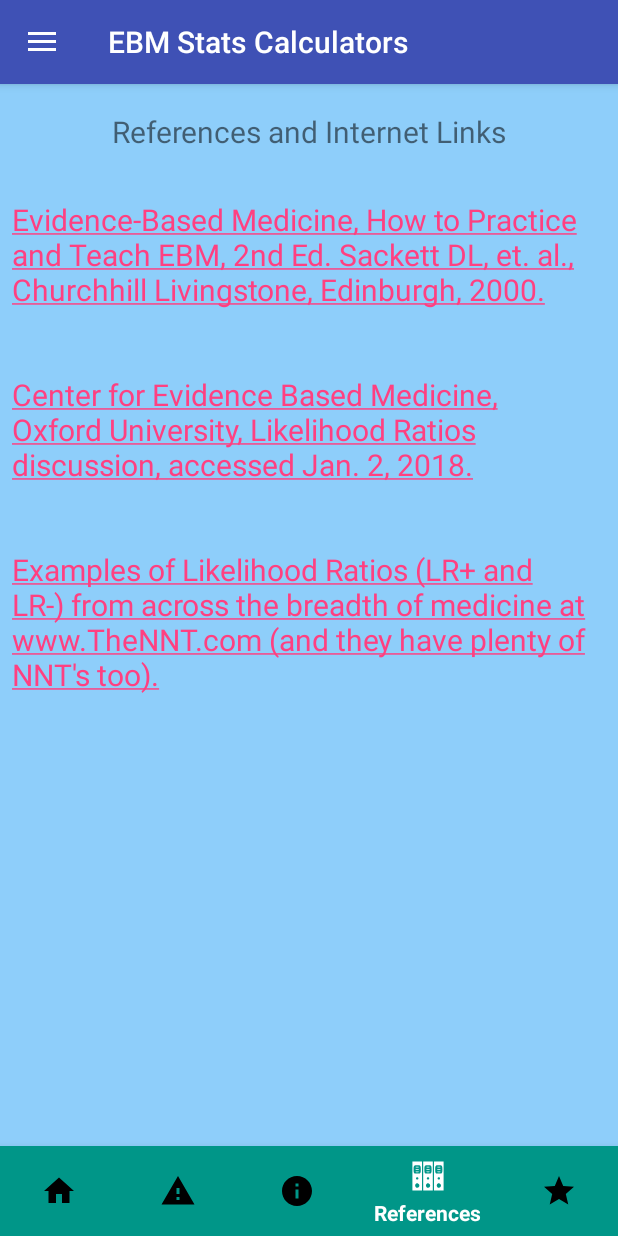
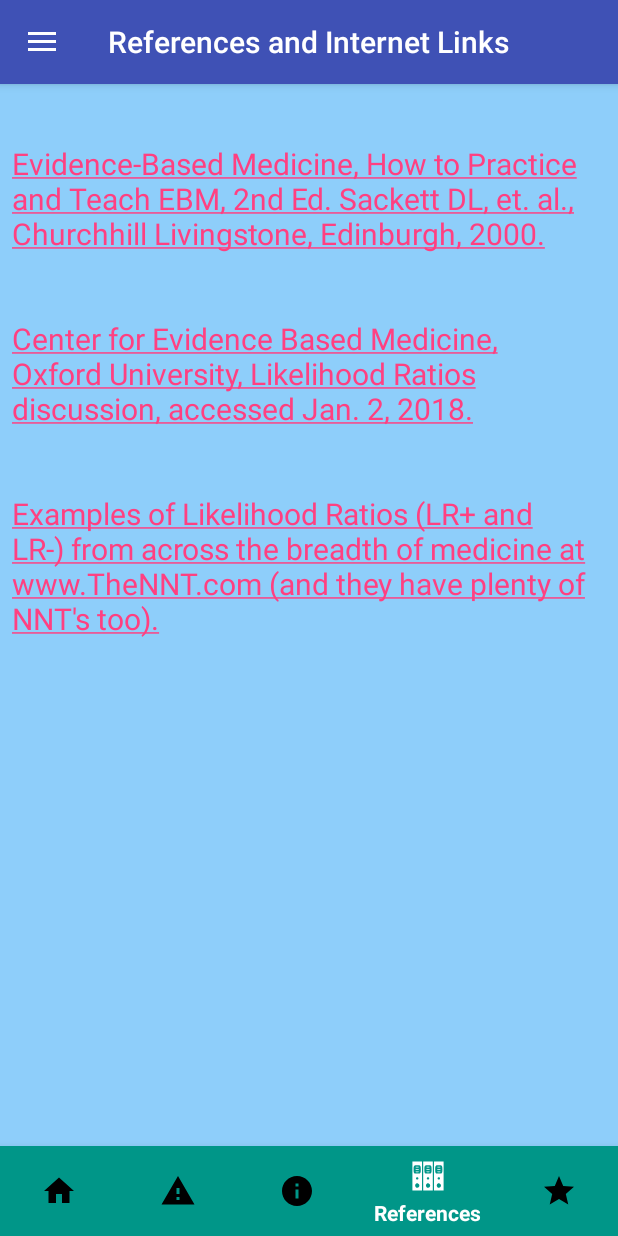
Before and after one commit to harshadloya/EBM_Stats_Calculator_AndroidApp, an Android app: the fragment AboutAppScreen placed in its activity, in the side drawer, after a tap on "References", on a phone screen of 412 x 824 dp. Run offline under Robolectric (Android 15) with nearby library versions, the phone set to English and light mode, and no system bars.

Commit message:
Updated the tabs to show the heading in the action bar

```diff
--- a/app/src/main/java/jsteingberg/ebmstatscalc/EBMCommunicator.java
+++ b/app/src/main/java/jsteingberg/ebmstatscalc/EBMCommunicator.java
@@ -1,5 +1,5 @@
 package jsteingberg.ebmstatscalc;
 
 public interface EBMCommunicator {
-    void setDrawerState(boolean isEnabled);
+    void setDrawerState(boolean isEnabled, boolean tab);
 }
--- a/app/src/main/java/jsteingberg/ebmstatscalc/activity/MainActivity.java
+++ b/app/src/main/java/jsteingberg/ebmstatscalc/activity/MainActivity.java
@@ -182,12 +182,13 @@ public class MainActivity extends AppCompatActivity implements EBMCommunicator,
         }
     }
 
-    public void setDrawerState(boolean isEnabled) {
+    @Override
+    public void setDrawerState(boolean isEnabled, boolean tab) {
         if (isEnabled) {
             drawerToggle.setDrawerIndicatorEnabled(true);
             getSupportActionBar().setDisplayHomeAsUpEnabled(false);
             drawerToggle.syncState();
-        } else {
+        } else if (!tab) {
             drawerToggle.setDrawerIndicatorEnabled(false);
             getSupportActionBar().setDisplayHomeAsUpEnabled(true);
             drawerToggle.setToolbarNavigationClickListener(new View.OnClickListener() {
@@ -198,6 +199,8 @@ public class MainActivity extends AppCompatActivity implements EBMCommunicator,
                 }
             });
             drawerToggle.syncState();
+        } else {
+            drawerToggle.setDrawerIndicatorEnabled(false);
         }
     }
 
--- a/app/src/main/java/jsteingberg/ebmstatscalc/fragments/homeScreencalculators/LikelihoodRatiosCalcScreen.java
+++ b/app/src/main/java/jsteingberg/ebmstatscalc/fragments/homeScreencalculators/LikelihoodRatiosCalcScreen.java
@@ -90,7 +90,7 @@ public class LikelihoodRatiosCalcScreen extends Fragment implements FragmentStru
 
         updateFieldsIfNeeded();
 
-        ((EBMCommunicator) getActivity()).setDrawerState(false);
+        ((EBMCommunicator) getActivity()).setDrawerState(false, false);
 
         return view;
     }
@@ -279,7 +279,7 @@ public class LikelihoodRatiosCalcScreen extends Fragment implements FragmentStru
 
     @Override
     public void onDestroyView() {
-        ((EBMCommunicator) getActivity()).setDrawerState(true);
+        ((EBMCommunicator) getActivity()).setDrawerState(true, true);
         super.onDestroyView();
     }
 
--- a/app/src/main/java/jsteingberg/ebmstatscalc/fragments/homeScreencalculators/NNTCalcScreen.java
+++ b/app/src/main/java/jsteingberg/ebmstatscalc/fragments/homeScreencalculators/NNTCalcScreen.java
@@ -118,7 +118,7 @@ public class NNTCalcScreen extends Fragment implements FragmentStructure
         setFilters();
         assignListeners(view);
 
-        ((EBMCommunicator) getActivity()).setDrawerState(false);
+        ((EBMCommunicator) getActivity()).setDrawerState(false, false);
 
         return view;
     }
@@ -367,7 +367,7 @@ public class NNTCalcScreen extends Fragment implements FragmentStructure
 
     @Override
     public void onDestroyView() {
-        ((EBMCommunicator) getActivity()).setDrawerState(true);
+        ((EBMCommunicator) getActivity()).setDrawerState(true, true);
         super.onDestroyView();
     }
 
--- a/app/src/main/java/jsteingberg/ebmstatscalc/fragments/homeScreencalculators/SensSpecCalcScreen.java
+++ b/app/src/main/java/jsteingberg/ebmstatscalc/fragments/homeScreencalculators/SensSpecCalcScreen.java
@@ -87,7 +87,7 @@ public class SensSpecCalcScreen extends Fragment implements FragmentStructure
 
         updateFieldsIfNeeded();
 
-        ((EBMCommunicator) getActivity()).setDrawerState(false);
+        ((EBMCommunicator) getActivity()).setDrawerState(false, false);
 
         return view;
     }
@@ -395,7 +395,7 @@ public class SensSpecCalcScreen extends Fragment implements FragmentStructure
 
     @Override
     public void onDestroyView() {
-        ((EBMCommunicator) getActivity()).setDrawerState(true);
+        ((EBMCommunicator) getActivity()).setDrawerState(true, true);
         super.onDestroyView();
     }
 
--- a/app/src/main/java/jsteingberg/ebmstatscalc/fragments/homeScreencalculators/moreInfoFragments/NNTMoreInfoScreen.java
+++ b/app/src/main/java/jsteingberg/ebmstatscalc/fragments/homeScreencalculators/moreInfoFragments/NNTMoreInfoScreen.java
@@ -25,7 +25,7 @@ public class NNTMoreInfoScreen extends Fragment
         nntMoreInfoText = view.findViewById(R.id.nnt_moreInfo_text);
         nntMoreInfoText.setText(R.string.nnt_moreInfo_text);
 
-        ((EBMCommunicator) getActivity()).setDrawerState(false);
+        ((EBMCommunicator) getActivity()).setDrawerState(false, false);
 
         return view;
     }
@@ -39,7 +39,7 @@ public class NNTMoreInfoScreen extends Fragment
 
     @Override
     public void onDestroyView() {
-        ((EBMCommunicator) getActivity()).setDrawerState(true);
+        ((EBMCommunicator) getActivity()).setDrawerState(true, true);
         super.onDestroyView();
     }
 }
--- a/app/src/main/java/jsteingberg/ebmstatscalc/fragments/homeScreencalculators/moreInfoFragments/PostTestMoreInfoScreen.java
+++ b/app/src/main/java/jsteingberg/ebmstatscalc/fragments/homeScreencalculators/moreInfoFragments/PostTestMoreInfoScreen.java
@@ -25,7 +25,7 @@ public class PostTestMoreInfoScreen extends Fragment
         postTestMoreInfoText = view.findViewById(R.id.posttest_moreInfo_text);
         postTestMoreInfoText.setText(R.string.postTest_moreInfo_text);
 
-        ((EBMCommunicator) getActivity()).setDrawerState(false);
+        ((EBMCommunicator) getActivity()).setDrawerState(false, false);
 
         return view;
     }
@@ -39,7 +39,7 @@ public class PostTestMoreInfoScreen extends Fragment
 
     @Override
     public void onDestroyView() {
-        ((EBMCommunicator) getActivity()).setDrawerState(true);
+        ((EBMCommunicator) getActivity()).setDrawerState(true, true);
         super.onDestroyView();
     }
 }
--- a/app/src/main/java/jsteingberg/ebmstatscalc/fragments/tabs/AboutAppScreen.java
+++ b/app/src/main/java/jsteingberg/ebmstatscalc/fragments/tabs/AboutAppScreen.java
@@ -3,6 +3,7 @@ package jsteingberg.ebmstatscalc.fragments.tabs;
 import android.os.Bundle;
 import android.support.annotation.Nullable;
 import android.support.v4.app.Fragment;
+import android.support.v7.app.AppCompatActivity;
 import android.view.LayoutInflater;
 import android.view.View;
 import android.view.ViewGroup;
@@ -22,9 +23,15 @@ public class AboutAppScreen extends Fragment {
     public View onCreateView(LayoutInflater inflater, @Nullable ViewGroup container, @Nullable Bundle savedInstanceState) {
         View view = inflater.inflate(R.layout.aboutapp_screen, container, false);
 
-        mTextMessage = view.findViewById(R.id.message);
+        mTextMessage = view.findViewById(R.id.aboutapp_message);
         mTextMessage.setText(R.string.aboutAppScreen_text);
 
         return view;
     }
+
+    @Override
+    public void onActivityCreated(@Nullable Bundle savedInstanceState) {
+        ((AppCompatActivity) getActivity()).getSupportActionBar().setTitle(R.string.actionbar_AboutAppScreen);
+        super.onActivityCreated(savedInstanceState);
+    }
 }
--- a/app/src/main/java/jsteingberg/ebmstatscalc/fragments/tabs/ReferencesScreen.java
+++ b/app/src/main/java/jsteingberg/ebmstatscalc/fragments/tabs/ReferencesScreen.java
@@ -3,6 +3,7 @@ package jsteingberg.ebmstatscalc.fragments.tabs;
 import android.os.Bundle;
 import android.support.annotation.Nullable;
 import android.support.v4.app.Fragment;
+import android.support.v7.app.AppCompatActivity;
 import android.text.method.LinkMovementMethod;
 import android.view.LayoutInflater;
 import android.view.View;
@@ -24,11 +25,17 @@ public class ReferencesScreen extends Fragment {
 
         View view = inflater.inflate(R.layout.references_screen, container, false);
 
-        mTextMessage = view.findViewById(R.id.message);
+        mTextMessage = view.findViewById(R.id.ref_message);
         mTextMessage.setText(R.string.refScreen_text);
         mTextMessage.setMovementMethod(LinkMovementMethod.getInstance());
 
         return view;
 
     }
+
+    @Override
+    public void onActivityCreated(@Nullable Bundle savedInstanceState) {
+        ((AppCompatActivity) getActivity()).getSupportActionBar().setTitle(R.string.actionbar_ReferencesScreen);
+        super.onActivityCreated(savedInstanceState);
+    }
 }
--- a/app/src/main/res/layout/home_screen.xml
+++ b/app/src/main/res/layout/home_screen.xml
@@ -45,6 +45,7 @@
             android:id="@+id/homeScreen_textView1"
             android:layout_width="wrap_content"
             android:layout_height="wrap_content"
+            android:layout_marginTop="4dp"
             android:layout_marginEnd="@dimen/activity_horizontal_margin"
             android:layout_marginStart="@dimen/activity_horizontal_margin"
             android:text="@string/home_screen_belowButton1"
@@ -77,6 +78,7 @@
             android:layout_height="wrap_content"
             android:layout_marginEnd="@dimen/activity_horizontal_margin"
             android:layout_marginStart="@dimen/activity_horizontal_margin"
+            android:layout_marginTop="4dp"
             android:text="@string/home_screen_belowButton2"
             android:gravity="center"
             android:textSize="16sp"
@@ -108,6 +110,7 @@
             android:layout_marginStart="@dimen/activity_horizontal_margin"
             android:text="@string/home_screen_belowButton3"
             android:gravity="center"
+            android:layout_marginTop="4dp"
             android:textSize="16sp"
             android:includeFontPadding="false"
             app:layout_constraintEnd_toEndOf="parent"
--- a/app/src/main/res/layout/references_screen.xml
+++ b/app/src/main/res/layout/references_screen.xml
@@ -7,60 +7,23 @@
     android:fillViewport="true">
 
     <android.support.constraint.ConstraintLayout
-    android:layout_width="match_parent"
-    android:layout_height="match_parent"
+        android:layout_width="match_parent"
+        android:layout_height="wrap_content"
         android:background="@color/lightBlueColor">
 
     <TextView
-        android:id="@+id/ref_heading"
+        android:id="@+id/ref_message"
         android:layout_width="match_parent"
-        android:layout_height="0dp"
-        android:layout_marginEnd="8dp"
+        android:layout_height="wrap_content"
+        android:layout_marginBottom="8dp"
+        android:layout_marginEnd="16dp"
         android:layout_marginStart="8dp"
-        android:layout_marginTop="@dimen/activity_vertical_margin"
-        android:text="@string/refScreen_heading"
-        android:textAlignment="center"
+        android:layout_marginTop="16dp"
+        android:text="@string/app_name"
         android:textSize="20sp"
         app:layout_constraintEnd_toEndOf="parent"
         app:layout_constraintStart_toStartOf="parent"
         app:layout_constraintTop_toTopOf="parent" />
 
-    <TextView
-        android:id="@+id/message"
-        android:layout_width="0dp"
-        android:layout_height="0dp"
-        android:layout_marginBottom="8dp"
-        android:layout_marginEnd="16dp"
-        android:layout_marginRight="16dp"
-        android:layout_marginStart="8dp"
-        android:layout_marginLeft="8dp"
-        android:layout_marginTop="8dp"
-        android:text="@string/app_name"
-        android:textSize="20sp"
-        app:layout_constraintBottom_toTopOf="@id/ref_guideline"
-        app:layout_constraintEnd_toEndOf="parent"
-        app:layout_constraintStart_toStartOf="parent"
-        app:layout_constraintTop_toBottomOf="@id/ref_heading"
-        app:layout_constraintVertical_chainStyle="spread_inside" />
-
-    <android.support.constraint.Guideline
-        android:id="@+id/ref_guideline"
-        android:layout_width="wrap_content"
-        android:layout_height="wrap_content"
-        android:orientation="horizontal"
-        app:layout_constraintGuide_end="60dp"
-        app:layout_constraintStart_toStartOf="@id/message"
-        app:layout_constraintTop_toBottomOf="@id/message" />
-
-    <android.support.constraint.Guideline
-        android:id="@+id/ref_guideline2"
-        android:layout_width="wrap_content"
-        android:layout_height="wrap_content"
-        android:layout_marginTop="8dp"
-        android:orientation="horizontal"
-        app:layout_constraintBottom_toTopOf="@id/ref_heading"
-        app:layout_constraintGuide_begin="8dp"
-        app:layout_constraintTop_toTopOf="parent" />
-
 </android.support.constraint.ConstraintLayout>
 </ScrollView>
--- a/app/src/main/res/values/strings.xml
+++ b/app/src/main/res/values/strings.xml
@@ -20,17 +20,24 @@
     <string name="title_moreApps">More Apps</string>
 
     <string name="actionbar_HomeScreen">EBM Stats Calculators</string>
+    <string name="actionbar_DisclaimerScreen">Disclaimer</string>
+    <string name="actionbar_AboutAppScreen">Development of EBM Stats Calc App</string>
+    <string name="actionbar_ReferencesScreen">References and Internet Links</string>
+    <string name="actionbar_MoreAppScreen">More Apps for Clinicians</string>
     <string name="actionbar_NNTScreen">Number Needed to Treat</string>
     <string name="actionbar_MoreInfoNNT">about NNT</string>
     <string name="actionbar_PostTestScreens">Diagnosis</string>
     <string name="actionbar_MoreInfoPostTest">about Diagnosis</string>
+
+    <string name="dashboard_name">Joshua Steinberg MD</string>
+    <string name="dashboard_email">jds.pocapps@gmail.com</string>
 
     <string name="home_screen_heading">Choose a calculator you wish to use</string>
     <string name="home_screen_button1">NNT from Rates or Events</string>
     <string name="home_screen_button2">Post-test Prob via Sens &amp; Spec</string>
     <string name="home_screen_button3">Post-test Prob via Likelihood Ratios</string>
 
-    <string name="home_screen_belowButton1">Number Need to Treat (or harm or screen)</string>
+    <string name="home_screen_belowButton1">Supply rates or raw events and patients</string>
     <string name="home_screen_belowButton2">Supply pre-test probability, Sens, Spec</string>
     <string name="home_screen_belowButton3">Supply pre-test probability, LR+, LR-</string>
 
@@ -46,7 +53,7 @@
         The app does not make medical decisions for you on diagnosis or treatment, it just helps you think quantitatively, helping you with the math.
         The app is merely a quick reference and tool for material you already know.</string>
 
-    <string name="aboutAppScreen_heading">Development of EBM Stats Calc App</string>
+
     <string name="aboutAppScreen_text">Written to put basic yet dynamic tools for quantitative reasoning in diagnosis and treatment in the hands of clinicians,
         students, residents, and especially educators at the point of care.
         \n\nCONTENT:  Joshua Steinberg MD, UHS Wilson Family Medicine Residency, Binghamton NY, and Daniel Kaufman MS-3,
@@ -57,10 +64,6 @@
         \n\nCopyright: June, 2018
         \n\nFeedback: jds.pocapps@gmail.com</string>
 
-    <string name="dashboard_name">Joshua Steinberg MD</string>
-    <string name="dashboard_email">jds.pocapps@gmail.com</string>
-
-    <string name="refScreen_heading">References and Internet Links</string>
     <string name="refScreen_text">
         \n<a href="https://books.google.com/books/about/Evidence_based_Medicine.html?id=oIJrAAAAMAAJ">Evidence-Based Medicine, How to Practice
             and Teach EBM, 2nd Ed. Sackett DL, et. al., Churchhill Livingstone, Edinburgh, 2000.</a>
@@ -71,7 +74,7 @@
     </string>
 
     <!-- More Apps Screen Texts -->
-    <string name="moreAppsScreen_title">"More apps for clinicians\nby Joshua Steinberg MD"</string>
+    <string name="moreAppsScreen_title">"by Joshua Steinberg MD"</string>
     <string name="moreAppsScreen_text">"I keep a list of apps* written by anyone (mostly others) which I recommend for clinicians, nurses, residents, and students serving many fields of medicine, especially my home of full-spectrum family medicine. A copy is always online here."</string>
     <string name="moreAppsScreen_button">"More Apps List"</string>
     <string name="moreAppsScreen_button2">"My Other Play Store Apps"</string>
```
Also changed, not shown: app/src/main/java/jsteingberg/ebmstatscalc/fragments/tabs/DisclaimerScreen.java (+7 -0 lines), app/src/main/java/jsteingberg/ebmstatscalc/fragments/tabs/MoreAppsScreen.java (+7 -0 lines), app/src/main/res/layout/aboutapp_screen.xml (+7 -42 lines), app/src/main/res/layout/disclaimer_screen.xml (+3 -17 lines), app/src/main/res/layout/moreapps_screen.xml (+7 -6 lines).
